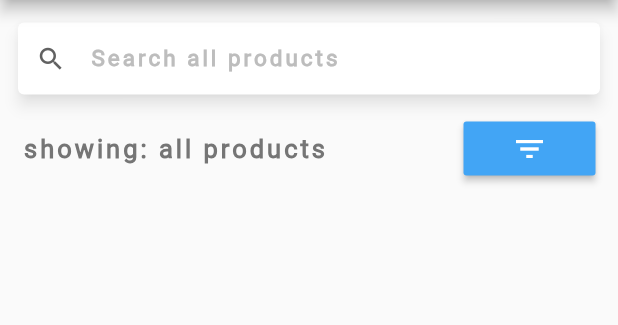
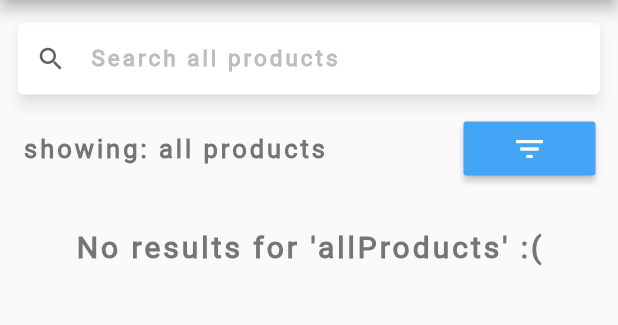
Before and after one commit to TheRandomizer7/shpownow, a Flutter app: the Home screen opened directly, on a phone screen of 412 x 824 dp, the part 84-409 px from its top. Run offline on Flutter 3.47's test engine with Material 2 defaults, Android fonts, the phone set to English and light mode, and no system bars; drawn by our look-alikes of material_floating_search_bar; our stand-ins replace cloud_firestore, firebase_auth, firebase_core, flutter_rating_bar, flutter_spinkit, fluttertoast and 1 more; accounts and stored records are empty.

Commit message:
Added UI for when search yields no results

```diff
--- a/lib/pages/products_page.dart
+++ b/lib/pages/products_page.dart
@@ -121,7 +121,9 @@ class _ProductsPageState extends State<ProductsPage> {
             if (index == 0) {
               return Padding(
                 padding: EdgeInsets.fromLTRB(15.0, 75.0, 15.0, 10.0),
-                child: Row(
+                child: Column(
+                  children: [
+                    Row(
                       mainAxisAlignment: MainAxisAlignment.spaceBetween,
                       children: [
                         Flexible(
@@ -140,7 +142,8 @@ class _ProductsPageState extends State<ProductsPage> {
                           onPressed: () {
                             showModal(
                                 configuration: FadeScaleTransitionConfiguration(
-                              transitionDuration: Duration(milliseconds: 300),
+                                  transitionDuration:
+                                      Duration(milliseconds: 300),
                                 ),
                                 context: context,
                                 builder: (context) => filtersDialog);
@@ -149,6 +152,27 @@ class _ProductsPageState extends State<ProductsPage> {
                           child: Icon(
                             Icons.filter_list,
                             color: Colors.white,
+                          ),
+                        ),
+                      ],
+                    ),
+                    Visibility(
+                      visible: storeProducts.tempProductData.length == 0,
+                      child: Column(
+                        children: [
+                          SizedBox(
+                            height: 30.0,
+                          ),
+                          Text(
+                          'No results for \'${storeProducts.productsToLoad.value}\' :(',
+                          style: TextStyle(
+                            fontFamily: 'Roboto',
+                            color: Colors.grey[600],
+                            letterSpacing: 2.0,
+                            fontSize: 20.0,
+                            fontWeight: FontWeight.w800,
+                          ),
+                        ),],
                       ),
                     ),
                   ],
```
Lines whose indentation alone changed are shown as unchanged.
